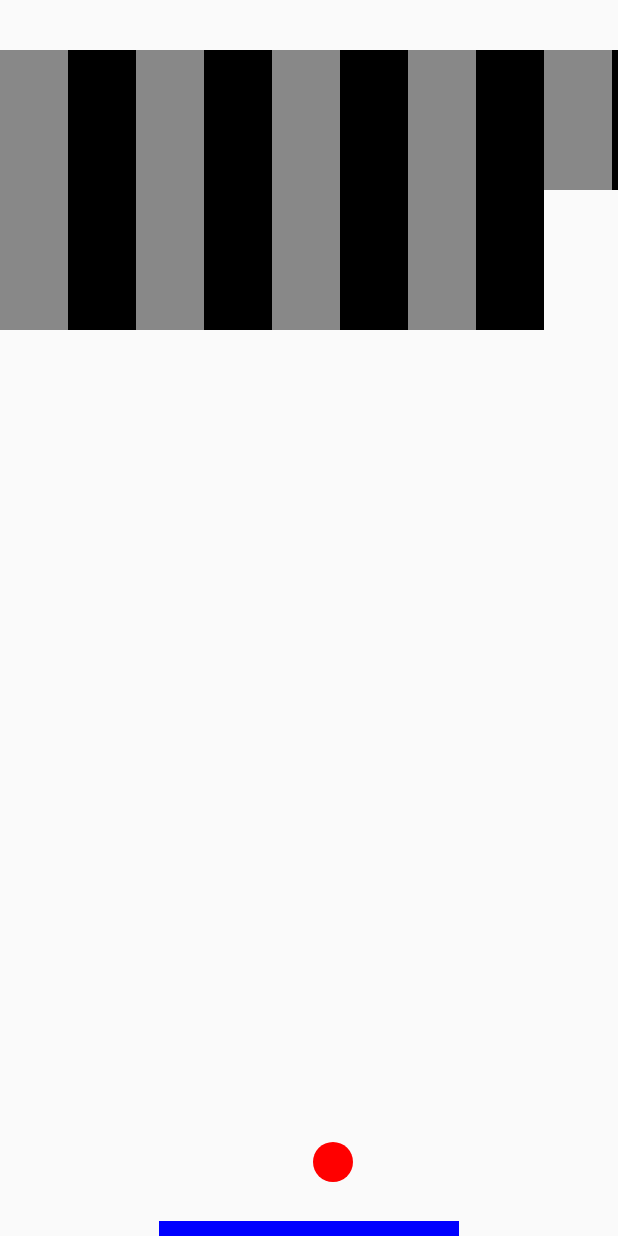
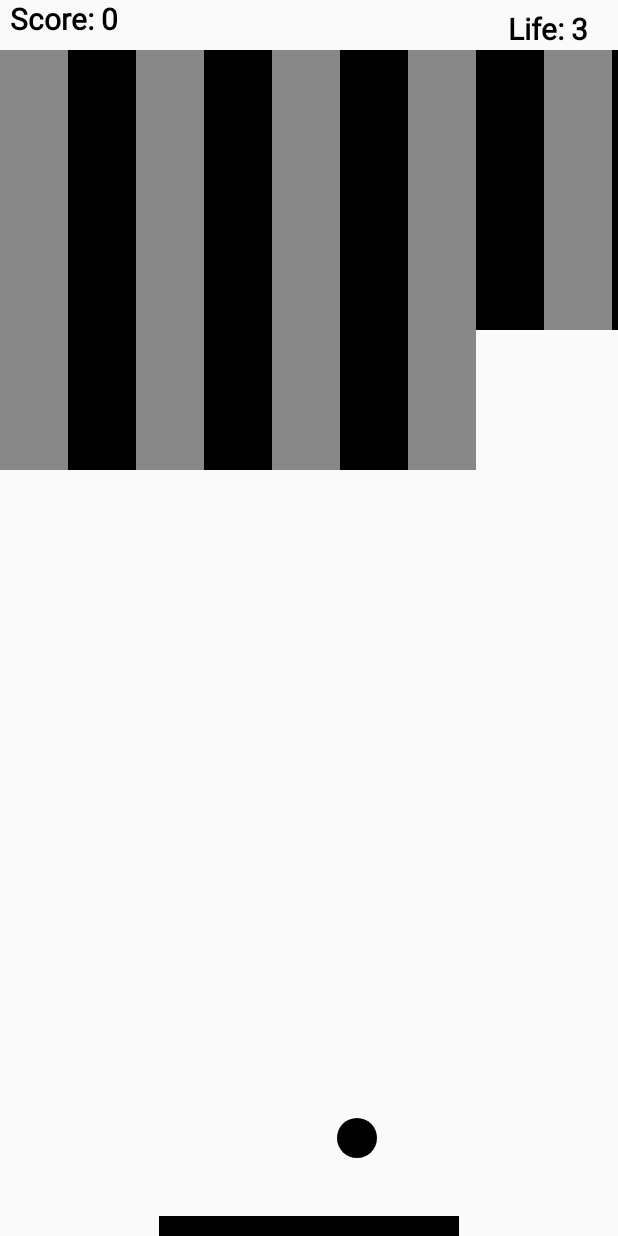
Before and after one commit to ShababAKM/dxball-android, an Android app: the screen it shows after launch (DxBallActivity), after a tap on "START GAME", on a phone screen of 412 x 824 dp. Run offline under Robolectric (Android 15) with nearby library versions, the phone set to English and light mode, and no system bars.

Commit message:
Levels added

```diff
--- a/app/src/main/java/android/dxballshabab/com/dx_ball/Ball.java
+++ b/app/src/main/java/android/dxballshabab/com/dx_ball/Ball.java
@@ -12,7 +12,7 @@ public class Ball {
         this.y=y;
         this.radius=radius;
         paint=new Paint();
-        paint.setColor(Color.RED);
+        paint.setColor(Color.BLACK);
         dx=0;
         dy=0;
     }
@@ -48,32 +48,19 @@ public class Ball {
         x=x+dx;
         y=y+dy;
     }
-    public void ballBoundaryChech(Canvas canvas) {
-
+    public void ballXboundary(Canvas canvas) {
         if((this.y-this.radius)>=canvas.getHeight()){
-
             GameCanvas.life-=1;
             GameCanvas.startLife=true;
             this.gameOver=1;
         }
         if(GameCanvas.life==0)
             GameCanvas.gameOver = true;
-        if((this.x+this.radius)>=canvas.getWidth()
-                || (this.x-this.radius)<=0){
+        if((this.x+this.radius)>=canvas.getWidth()||(this.x-this.radius)<=0){
             this.dx = -this.dx;
         }
         if( (this.y-this.radius)<=0){
             this.dy = -this.dy;
         }
     }
-    public void bounce(Canvas canvas){
-        move();
-        if(x == canvas.getWidth()|| x < 0){
-            x=0;
-            y=0;
-        }
-        if(y == canvas.getWidth() || y < 0){
-            x=0;
-        }
-    }
 }
--- a/app/src/main/java/android/dxballshabab/com/dx_ball/Bar.java
+++ b/app/src/main/java/android/dxballshabab/com/dx_ball/Bar.java
@@ -1,20 +1,32 @@
 package android.dxballshabab.com.dx_ball;
 
+import android.graphics.Color;
 import android.graphics.Paint;
 
 public class Bar {
     int color;
     float top,bottom,left,right;
     Paint paint;
-    public Bar(float top,float bottom,float left,float right,int color)
-    {
-        this.top=top;
-        this.bottom=bottom;
-        this.left=left;
-        this.right=right;
-        this.color=color;
-        paint = new Paint();
-        paint.setColor(color);
+    public Bar(){
+        left =0;
+        top=0;
+        right=0;
+        bottom=0;
+        paint=new Paint();
+        paint.setColor(Color.BLACK);
+
+    }
+    public void setBottom(float bottom) {
+        this.bottom = bottom;
+    }
+    public void setLeft(float left) {
+        this.left = left;
+    }
+    public void setRight(float right) {
+        this.right = right;
+    }
+    public void setTop(float top) {
+        this.top = top;
     }
     public float getTop()
     {return top;}
--- a/app/src/main/java/android/dxballshabab/com/dx_ball/GameCanvas.java
+++ b/app/src/main/java/android/dxballshabab/com/dx_ball/GameCanvas.java
@@ -2,6 +2,7 @@ package android.dxballshabab.com.dx_ball;
 
 import android.content.Context;
 import android.content.Intent;
+import android.content.SharedPreferences;
 import android.graphics.Canvas;
 import android.graphics.Color;
 import android.graphics.Paint;
@@ -12,6 +13,8 @@ import android.util.Log;
 import android.view.KeyEvent;
 import android.view.MotionEvent;
 import android.view.View;
+import android.widget.Toast;
+
 import java.util.ArrayList;
 import java.util.List;
 
@@ -19,8 +22,9 @@ public class GameCanvas extends View implements Runnable{
     Paint paint ;
     Ball ball ;
     Bar bar;
-    public static boolean gameOver,startLife,leftPos, rightPos, start = true;
-    public static int life,canvasHeight,canvasWidth;
+    SharedPreferences sharedPref;
+    public static boolean gameOver,startLife,leftPos, rightPos, start = true,level2=false,gameOver2=false;
+    public static int life,canvasWidth;
     float barWidth = 300;
     float brickX = 0,brickY=50;
     static int score = 0;
@@ -35,6 +39,8 @@ public class GameCanvas extends View implements Runnable{
         life = 3;
         gameOver = false;
         startLife=true;
+        start=true;
+        bar = new Bar();
     }
 
     @Override
@@ -43,7 +49,8 @@ public class GameCanvas extends View implements Runnable{
         if(start==true)
         {
             start=false;
-            for(int i=0;i<18;i++) {
+            if(level2==false){
+            for(int i=0;i<27;i++) {
                 if (brickX >= canvas.getWidth()) {
                     brickX = 0;
                     brickY += 140;
@@ -53,17 +60,37 @@ public class GameCanvas extends View implements Runnable{
                 else color = Color.BLACK;
                 bricks.add(new Bricks(brickX, brickY, brickX + canvas.getWidth() / 9, brickY + 140, color));
                 brickX += canvas.getWidth() / 9;
-            }
-            ball=new Ball( canvas.getWidth()/2, canvas.getHeight()/2 , 30);
+            }}
+            else{
+            for(int i=0;i<3;i++)
+            {
+                brickX = 0;
+                brickY += 280;
+                for(int j=0;j<9;j++)
+                {
+                    if (j % 2 == 0)
+                        color = Color.GRAY;
+                    else color = Color.BLACK;
+                    bricks.add(new Bricks(brickX, brickY, brickX + canvas.getWidth() / 9, brickY + 140, color));
+                    brickX += canvas.getWidth() / 9;
+                }
+            }}
+            ball=new Ball(canvas.getWidth()/2,canvas.getHeight()-50,20);
             ball.setDx(6);
             ball.setDy(6);
             canvasWidth = canvas.getWidth();
-            bar=new Bar(getHeight() - 15, getHeight(),getWidth() / 2 - (barWidth / 2),getWidth() / 2 + (barWidth / 2),Color.BLUE);
-
+            left = getWidth()/2-(barWidth/2);
+            top = getHeight()-20;
+            right = getWidth()/2+(barWidth/2);
+            bottom = getHeight();
+            bar.setBottom(bottom);
+            bar.setLeft(left);
+            bar.setRight(right);
+            bar.setTop(top);
         }
         if(startLife==true){
             startLife = false;
-            ballSpeed = 8;
+            ballSpeed = 16;
             ball=new Ball(canvas.getWidth()/2,canvas.getHeight()-50,20);
             ball.setDx( ballSpeed );
             ball.setDy( -ballSpeed );
@@ -71,11 +98,64 @@ public class GameCanvas extends View implements Runnable{
         for(int i=0;i<bricks.size();i++){
             canvas.drawRect(bricks.get(i).getLeft(),bricks.get(i).getTop(),bricks.get(i).getRight(),bricks.get(i).getBottom(),bricks.get(i).getPaint());
         }
+
+        if(gameOver==true||gameOver2==true){
+            paint.setColor(Color.BLACK);
+            canvas.drawRect(0, 0, canvas.getWidth(), canvas.getHeight(), paint);
+            paint.setColor(Color.WHITE);
+            paint.setTextSize(50);
+            paint.setFakeBoldText(true);
+            canvas.drawText("GAME OVER",canvas.getWidth()/2-110,canvas.getHeight()/2,paint);
+            canvas.drawText("FINAL SCORE: "+score,canvas.getWidth()/2-150,canvas.getHeight()/2+60,paint);
+            gameOver = false;
+
+
+            try {
+                Thread.sleep(2000);
+            } catch (InterruptedException e) {
+                e.printStackTrace();
+            }
+            ((DxBallActivity)getContext()).finish();
+        }
+
         canvas.drawRect(bar.getLeft(), bar.getTop(), bar.getRight(), bar.getBottom(), bar.getPaint());
         canvas.drawCircle(ball.getX(), ball.getY(), ball.getRadius(), ball.getPaint());
+        paint.setTextSize(30);
+        paint.setFakeBoldText(true);
+        canvas.drawText("Score: "+score,10,30,paint);
+        paint.setTextSize(30);
+        paint.setFakeBoldText(true);
+        canvas.drawText("Life: "+life,canvas.getWidth()-110,40,paint);
         bar.moveBar(leftPos,rightPos);
+        this.ballXbrick(bricks,ball,canvas);
+        this.ballXbar(bar,ball, canvas);
+        ball.ballXboundary(canvas);
         ball.move();
         this.run();
+    }
+    public void ballXbar(Bar myBar,Ball myBall,Canvas canvas){
+        if(((ball.getY()+ball.getRadius())>=bar.getTop())&&((ball.getY()+ball.getRadius())<=bar.getBottom())&& ((ball.getX())>=bar.getLeft())&& ((ball.getX())<=bar.getRight())) {
+            ball.setDy(-(ball.getDy()));
+        }
+    }
+    public void ballXbrick(ArrayList<Bricks> brick ,Ball myBall,Canvas canvas){
+        for(int i=0;i<brick.size();i++) {
+            if (((ball.getY() - ball.getRadius()) <= brick.get(i).getBottom()) && ((ball.getY() + ball.getRadius()) >= brick.get(i).getTop()) && ((ball.getX()) >= brick.get(i).getLeft()) && ((ball.getX()) <= brick.get(i).getRight())) {
+                brick.remove(i);
+                score+=1;
+                ball.setDy(-(myBall.getDy()));
+                if(brick.size()==0 && level2==false)
+                {
+                    start=level2=true;
+                    life=3;
+                }
+                else if(brick.size()==0 && level2==true)
+                {
+                    gameOver2=true;
+                }
+            }
+        }
+
     }
 
     @Override
@@ -89,15 +169,12 @@ public class GameCanvas extends View implements Runnable{
                 downX=event.getX();
                 downY=event.getY();
                 return true;
-
             }
             case MotionEvent.ACTION_UP:{
                 upX=event.getX();
                 upY=event.getY();
-
                 float deltaX=downX-upX;
                 float deltaY=downY-upY;
-
                 if(Math.abs(deltaX) > Math.abs(deltaY)){
                     if(Math.abs(deltaX) > min_distance) {
                         if (deltaX < 0) {
```
Also changed, not shown: app/src/main/res/layout/activity_main.xml (+4 -4 lines).
